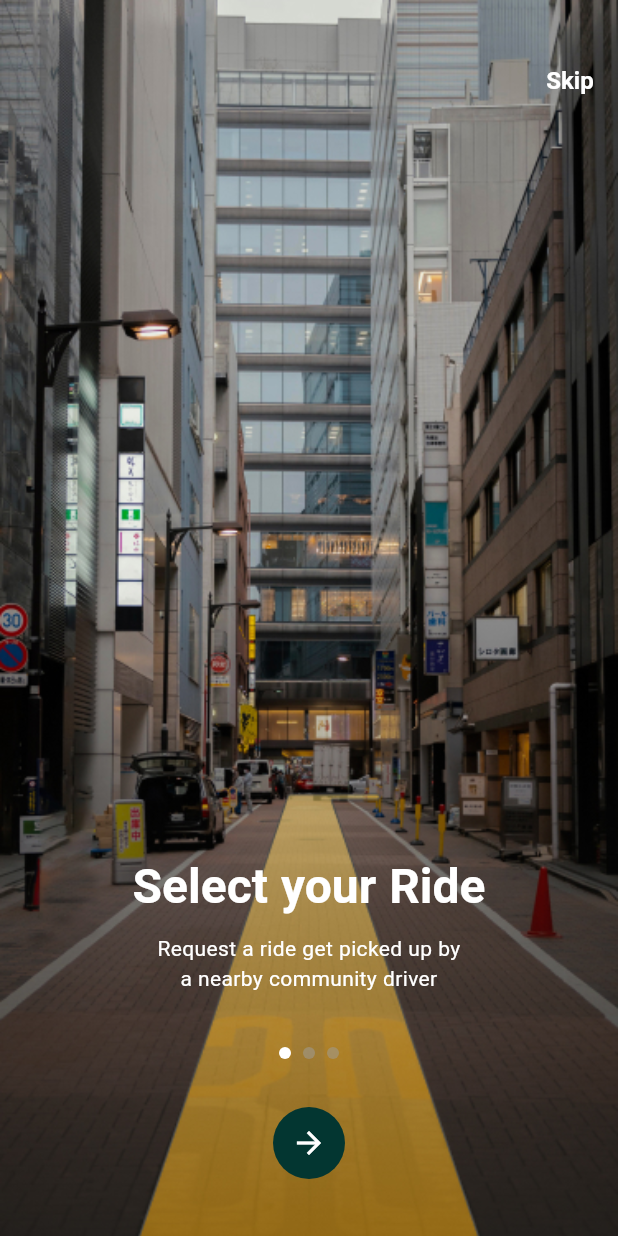
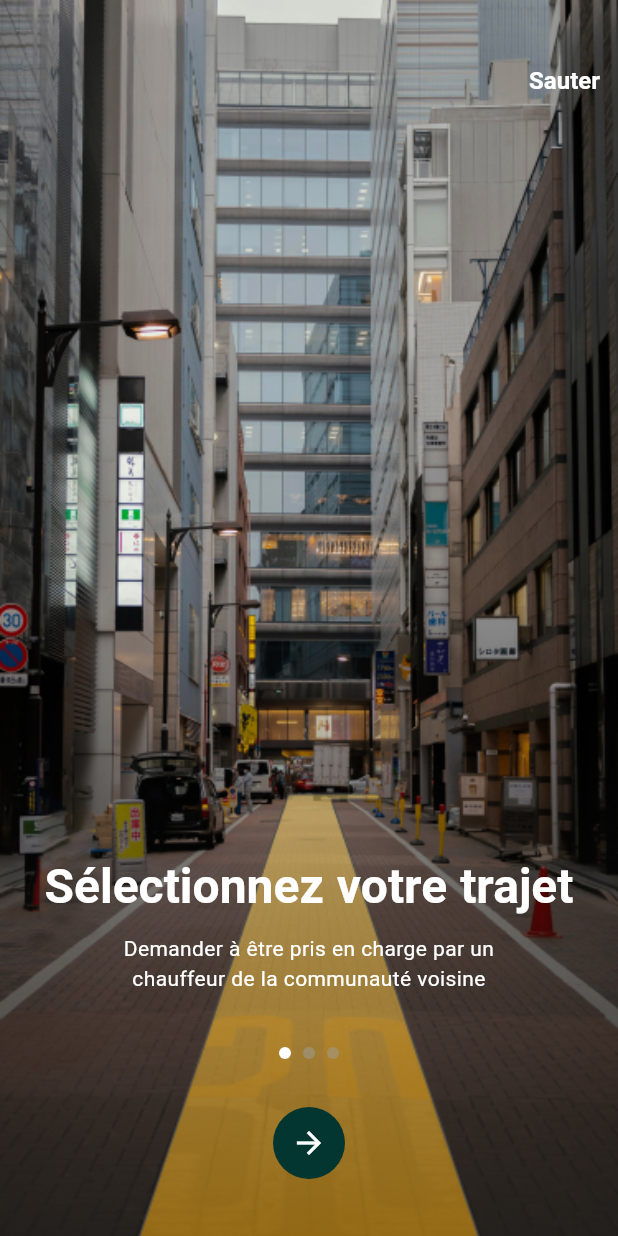
Before and after one commit to opamao/rider-nolimit, a Flutter app: the screen it shows after launch, on a phone screen of 412 x 824 dp. Run offline on Flutter 3.47's test engine with Material 3 defaults, Android fonts, the phone set to English and light mode, and no system bars; our stand-ins replace cached_network_image, cloud_firestore, connectivity_plus, country_code_picker, dotted_border, dotted_line and 29 more; missing offline and left inert: flutter_braintree, flutter_paytabs_bridge, flutter_polyline_points, flutter_stripe, google_maps_place_picker_mb and 7 more; accounts and stored records are empty; generated files the repository leaves out were written again; Roboto replaces fonts that are missing (Play).

```diff
--- a/lib/utils/Constants.dart
+++ b/lib/utils/Constants.dart
@@ -1,4 +1,5 @@
 import 'package:flutter/material.dart';
+
 // import 'package:mqtt_client/mqtt_server_client.dart';
 import 'images.dart';
 
@@ -6,15 +7,14 @@ import 'images.dart';
 const mAppName = 'Nolimit';
 //endregion
 
-
 // region Google map key
- const GOOGLE_MAP_API_KEY = 'AIzaSyCg4TXDHvOmIZKf2iFfOnypmRy_831JryY';
+const GOOGLE_MAP_API_KEY = 'AIzaSyCg4TXDHvOmIZKf2iFfOnypmRy_831JryY';
 //endregion
 
 //region DomainUrl
-const DOMAIN_URL = 'https://vtc-gestion.sodalite-consulting.com'; // Don't add slash at the end of the url
+const DOMAIN_URL =
+    'https://vtc-gestion.sodalite-consulting.com'; // Don't add slash at the end of the url
 //endregion
-
 
 //region OneSignal Keys
 //You have to generate 2 onesignal account one for rider and one for driver
@@ -27,12 +27,12 @@ const mOneSignalRestKeyRider = 'ADD YOUR RIDER REST API KEY';
 
 //region Currency & country code
 const currencySymbol = '\$';
-const currencyNameConst = 'usd';
-const defaultCountryCode = '+91';
-const defaultCountry = 'IN';
+const currencyNameConst = 'xof';
+const defaultCountryCode = '+225';
+const defaultCountry = 'CI';
 const digitAfterDecimal = 2;
 
-const defaultLanguage = 'en';
+const defaultLanguage = 'fr';
 //endregion
 
 //region top up default value
@@ -40,22 +40,25 @@ const PRESENT_TOP_UP_AMOUNT_CONST = '10|20|30';
 //endregion
 
 //region PDF configuration
-const PDF_NAME = 'Mighty Taxi  Private Limited';
-const PDF_ADDRESS = 'Sarah Street 9, Beijing, Ahmedabad';
-const PDF_CONTACT_NUMBER = '+91 8888888888';
+const PDF_NAME = 'Nolimit Private Limited';
+const PDF_ADDRESS = 'Marcory résidentiel, pharmacie des lagunes';
+const PDF_CONTACT_NUMBER = '+225 0585831647';
 //endregion
 
 //region walkthrough text
-const walkthrough_title_1 = 'Select your Ride';
-const walkthrough_subtitle_1 = 'Request a ride get picked up by\na nearby community driver';
+const walkthrough_title_1 = 'Sélectionnez votre trajet';
+const walkthrough_subtitle_1 =
+    'Demander à être pris en charge par un \nchauffeur de la communauté voisine';
 const walkthrough_image_1 = ic_walk1;
 
-const walkthrough_title_2 = 'Navigating Your Ride';
-const walkthrough_subtitle_2 = "Seamless Travel, Smart Choices\nStress-Free Journeys";
+const walkthrough_title_2 = 'Naviguer en voiture';
+const walkthrough_subtitle_2 =
+    "Des voyages en toute transparence, des choix \nintelligents, des déplacements sans stress";
 const walkthrough_image_2 = ic_walk2;
 
-const walkthrough_title_3 = 'Track your Ride';
-const walkthrough_subtitle_3 = "Know your Service and be able to view\ncurrent location in real time on the map";
+const walkthrough_title_3 = 'Suivez votre trajet';
+const walkthrough_subtitle_3 =
+    "Connaître son service et pouvoir visualiser sa \nposition actuelle en temps réel sur la carte";
 const walkthrough_image_3 = ic_walk3;
 //endregion
 
@@ -200,8 +203,10 @@ const CLOCK = 'clock';
 const PRESENT_TOPUP_AMOUNT = 'preset_topup_amount';
 const PRESENT_TIP_AMOUNT = 'preset_tip_amount';
 const RIDE_FOR_OTHER = 'RIDE_FOR_OTHER';
-const MAX_TIME_FOR_RIDER_MINUTE = 'max_time_for_find_drivers_for_regular_ride_in_minute';
-const MAX_TIME_FOR_DRIVER_SECOND = 'ride_accept_decline_duration_for_driver_in_second';
+const MAX_TIME_FOR_RIDER_MINUTE =
+    'max_time_for_find_drivers_for_regular_ride_in_minute';
+const MAX_TIME_FOR_DRIVER_SECOND =
+    'ride_accept_decline_duration_for_driver_in_second';
 const MIN_AMOUNT_TO_ADD = 'min_amount_to_add';
 const MAX_AMOUNT_TO_ADD = 'max_amount_to_add';
 //endregion
@@ -212,7 +217,7 @@ const RIDE_CHAT = "ride_chat";
 const USER_COLLECTION = "users";
 const CONTACT_COLLECTION = "contact";
 const CHAT_DATA_IMAGES = "chatImages";
-const RIDE_COLLECTION='rides';
+const RIDE_COLLECTION = 'rides';
 //endregion
 
 const IS_ENTER_KEY = "IS_ENTER_KEY";
@@ -266,4 +271,4 @@ var errorSomethingWentWrong = 'Something Went Wrong';
 
 var demoEmail = 'joy58@gmail.com';
 const mRazorDescription = 'Nolimit';
-const mStripeIdentifier = 'IN';
+const mStripeIdentifier = 'CI';
```
Also changed, not shown: images/ic_app_logo.jpg, images/ic_logo_white.png.
